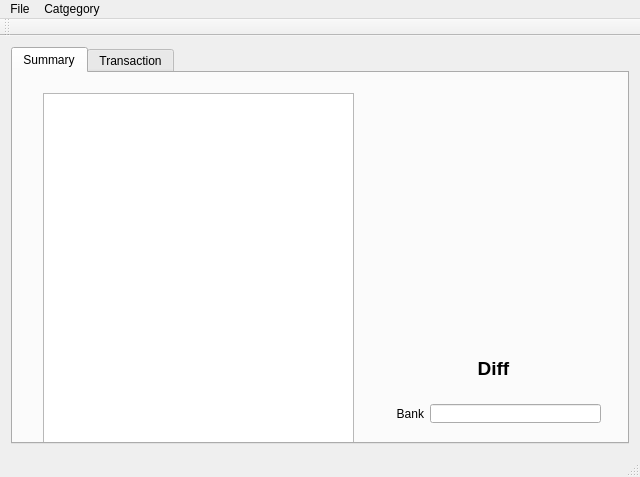
Old version of the form mainwindow.ui in the repository JanusErasmus/qt-finance.
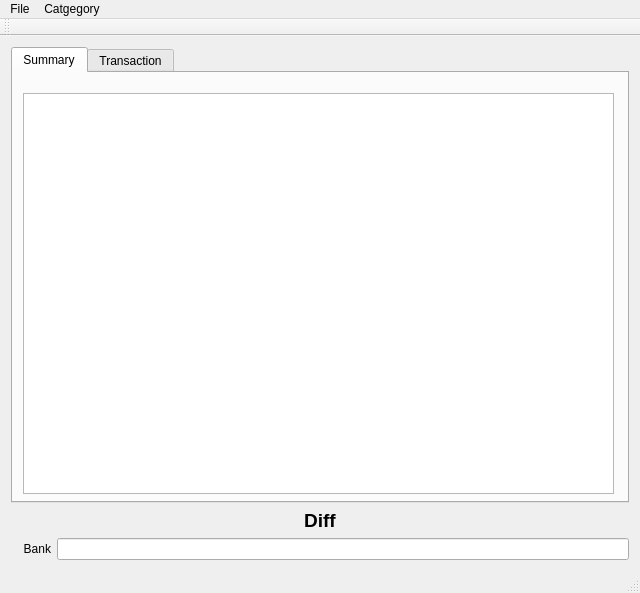
New version of the form.

Commit message: left is always shown

Diff of the .ui file:
```diff
--- a/mainwindow.ui
+++ b/mainwindow.ui
@@ -7,7 +7,7 @@
     <x>0</x>
     <y>0</y>
     <width>640</width>
-    <height>477</height>
+    <height>593</height>
    </rect>
   </property>
   <property name="windowTitle">
@@ -16,6 +16,8 @@
   <widget class="QWidget" name="centralWidget">
    <layout class="QVBoxLayout" name="verticalLayout">
     <item>
+     <layout class="QVBoxLayout" name="mainLayout">
+      <item>
      <widget class="QTabWidget" name="tabWidget">
       <property name="currentIndex">
        <number>0</number>
@@ -30,70 +32,13 @@
        <widget class="QTreeView" name="summaryTree">
         <property name="geometry">
          <rect>
-          <x>30</x>
+            <x>10</x>
           <y>20</y>
-          <width>311</width>
-          <height>351</height>
+            <width>591</width>
+            <height>401</height>
          </rect>
         </property>
        </widget>
-       <widget class="QWidget" name="horizontalLayoutWidget">
-        <property name="geometry">
-         <rect>
-          <x>360</x>
-          <y>320</y>
-          <width>239</width>
-          <height>41</height>
-         </rect>
-        </property>
-        <layout class="QHBoxLayout" name="bankLayout">
-         <item>
-          <widget class="QLabel" name="bankLabel">
-           <property name="minimumSize">
-            <size>
-             <width>40</width>
-             <height>0</height>
-            </size>
-           </property>
-           <property name="text">
-            <string>Bank</string>
-           </property>
-           <property name="alignment">
-            <set>Qt::AlignRight|Qt::AlignTrailing|Qt::AlignVCenter</set>
-           </property>
-          </widget>
-         </item>
-         <item>
-          <widget class="QLineEdit" name="bankEdit"/>
-         </item>
-        </layout>
-       </widget>
-       <widget class="QLabel" name="diffLabel">
-        <property name="enabled">
-         <bool>true</bool>
-        </property>
-        <property name="geometry">
-         <rect>
-          <x>370</x>
-          <y>285</y>
-          <width>221</width>
-          <height>21</height>
-         </rect>
-        </property>
-        <property name="font">
-         <font>
-          <pointsize>14</pointsize>
-          <weight>75</weight>
-          <bold>true</bold>
-         </font>
-        </property>
-        <property name="text">
-         <string>Diff</string>
-        </property>
-        <property name="alignment">
-         <set>Qt::AlignCenter</set>
-        </property>
-       </widget>
       </widget>
       <widget class="QWidget" name="transactionTab">
        <property name="contextMenuPolicy">
@@ -159,6 +104,51 @@
        </widget>
       </widget>
      </widget>
+      </item>
+      <item>
+       <widget class="QLabel" name="diffLabel">
+        <property name="enabled">
+         <bool>true</bool>
+        </property>
+        <property name="font">
+         <font>
+          <pointsize>14</pointsize>
+          <weight>75</weight>
+          <bold>true</bold>
+         </font>
+        </property>
+        <property name="text">
+         <string>Diff</string>
+        </property>
+        <property name="alignment">
+         <set>Qt::AlignCenter</set>
+        </property>
+       </widget>
+      </item>
+      <item>
+       <layout class="QHBoxLayout" name="bankLayout">
+        <item>
+         <widget class="QLabel" name="bankLabel">
+          <property name="minimumSize">
+           <size>
+            <width>40</width>
+            <height>0</height>
+           </size>
+          </property>
+          <property name="text">
+           <string>Bank</string>
+          </property>
+          <property name="alignment">
+           <set>Qt::AlignRight|Qt::AlignTrailing|Qt::AlignVCenter</set>
+          </property>
+         </widget>
+        </item>
+        <item>
+         <widget class="QLineEdit" name="bankEdit"/>
+        </item>
+       </layout>
+      </item>
+     </layout>
     </item>
    </layout>
   </widget>
```
Left out of the diff: 48 changed lines with no effect on the pictures. Lines whose indentation alone changed are shown as unchanged. The commit also changes 2 other files.
